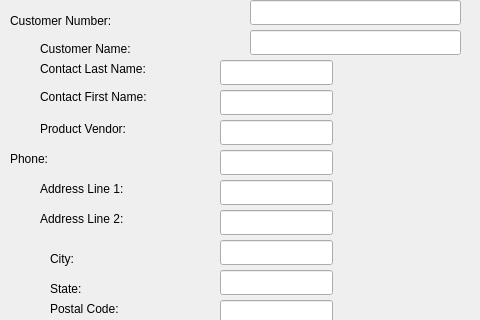
Old version of the form qt_app/form_customer.ui in the repository mehmetrizaoz/5_product_line_automation; both pictures show x 0 to 480 and y 0 to 320 of the 599 by 465 pixel window.
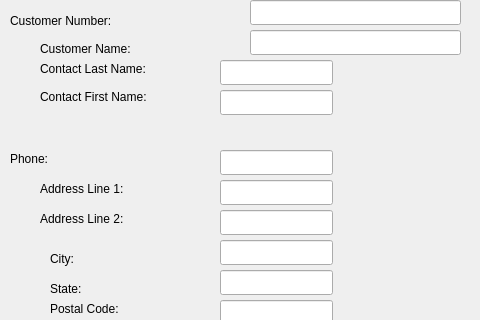
New version of the form.

Commit message: customer insert started

Patch:
```diff
--- a/qt_app/form_customer.ui
+++ b/qt_app/form_customer.ui
@@ -82,19 +82,6 @@
     </rect>
    </property>
   </widget>
-  <widget class="QLabel" name="label_5">
-   <property name="geometry">
-    <rect>
-     <x>40</x>
-     <y>120</y>
-     <width>121</width>
-     <height>17</height>
-    </rect>
-   </property>
-   <property name="text">
-    <string>Product Vendor:</string>
-   </property>
-  </widget>
   <widget class="QLineEdit" name="lineEdit_7">
    <property name="geometry">
     <rect>
@@ -174,16 +161,6 @@
     <string>Phone:</string>
    </property>
   </widget>
-  <widget class="QLineEdit" name="lineEdit_5">
-   <property name="geometry">
-    <rect>
-     <x>220</x>
-     <y>120</y>
-     <width>113</width>
-     <height>25</height>
-    </rect>
-   </property>
-  </widget>
   <widget class="QLabel" name="label_2">
    <property name="geometry">
     <rect>
```
Left out of the diff: 5 changed lines with no effect on the pictures. The commit also changes 11 other files.
